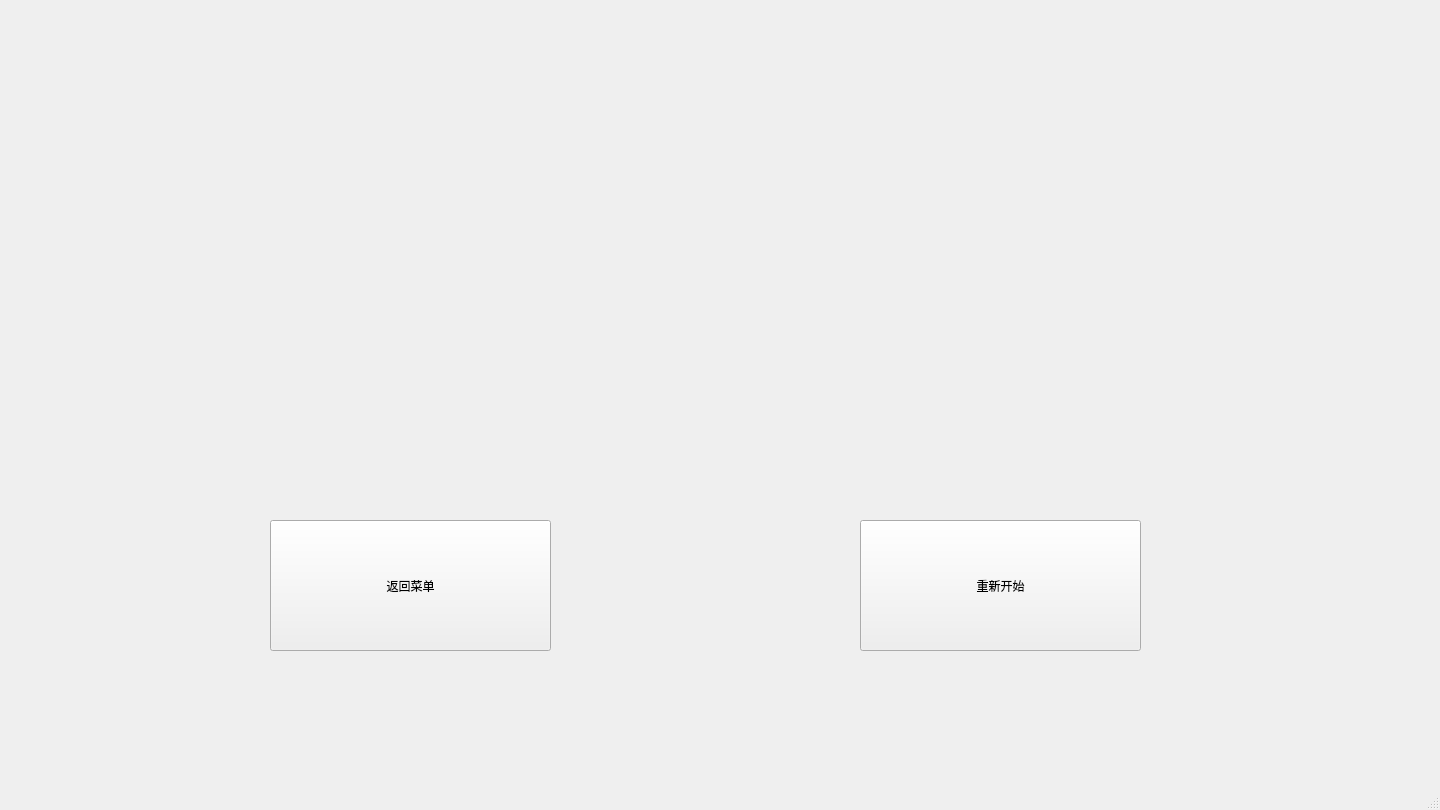
The window that tank/gameover.ui (AbidHasanZidane/Tank1990) describes before a commit, drawn with Qt 5.
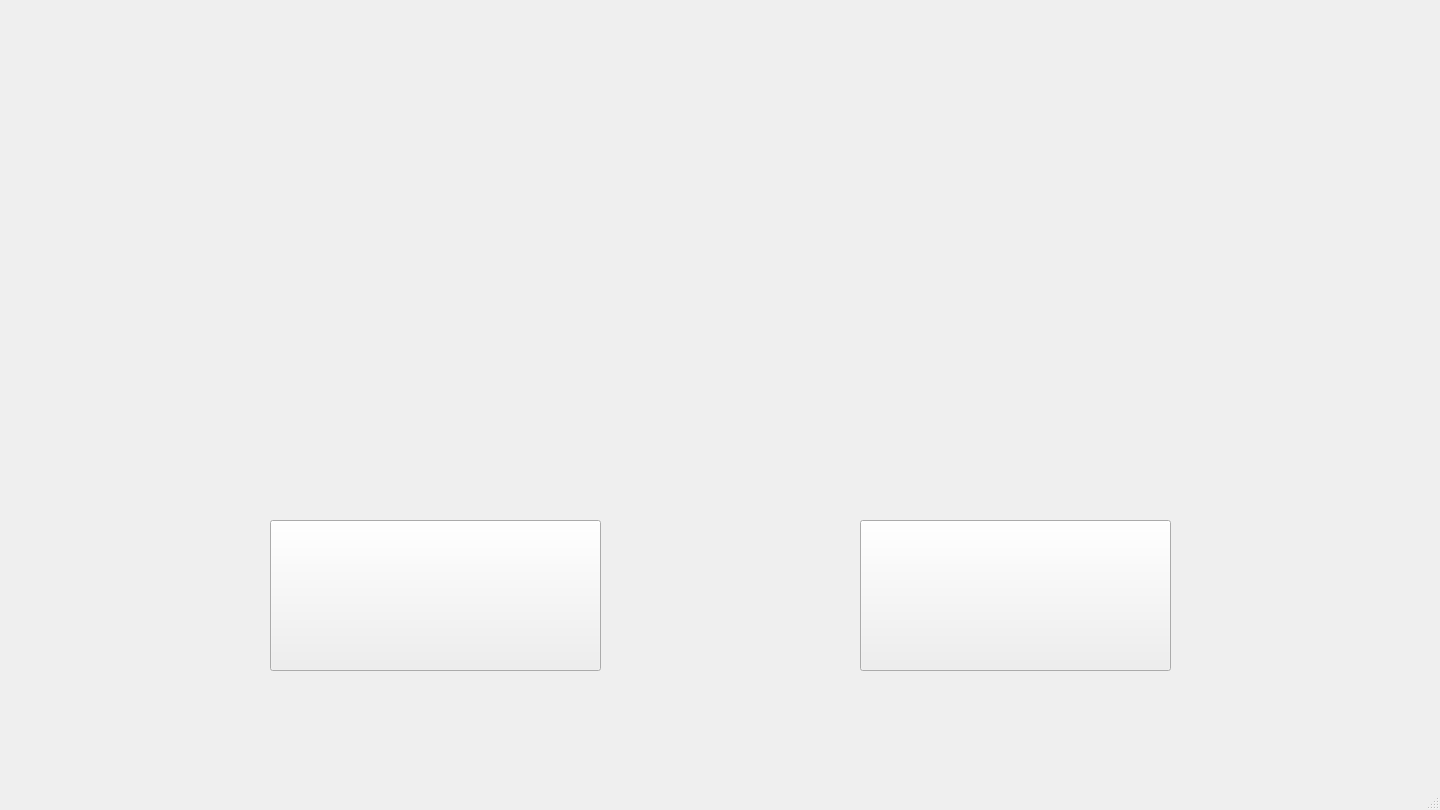
The same window after the commit. Icons and pictures are not drawn.

```diff
--- a/tank/gameover.ui
+++ b/tank/gameover.ui
@@ -17,18 +17,24 @@
    <iconset resource="pic.qrc">
     <normaloff>:/pic/resources/icon.png</normaloff>:/pic/resources/icon.png</iconset>
   </property>
+  <property name="styleSheet">
+   <string notr="true">background-image: url(:/pic/resources/WJKADSKL.png);</string>
+  </property>
   <widget class="QWidget" name="centralwidget">
    <widget class="QPushButton" name="pushButton">
     <property name="geometry">
      <rect>
       <x>270</x>
       <y>520</y>
-      <width>281</width>
-      <height>131</height>
+      <width>331</width>
+      <height>151</height>
      </rect>
     </property>
+    <property name="styleSheet">
+     <string notr="true">image: url(:/pic/resources/MENU.png);</string>
+    </property>
     <property name="text">
-     <string>返回菜单</string>
+     <string/>
     </property>
    </widget>
    <widget class="QPushButton" name="ReTty">
@@ -36,12 +42,15 @@
      <rect>
       <x>860</x>
       <y>520</y>
-      <width>281</width>
-      <height>131</height>
+      <width>311</width>
+      <height>151</height>
      </rect>
     </property>
+    <property name="styleSheet">
+     <string notr="true">image: url(:/pic/resources/RESTART.png);</string>
+    </property>
     <property name="text">
-     <string>重新开始</string>
+     <string/>
     </property>
    </widget>
   </widget>
```
Left out of the diff: 10 changed lines with no effect on the pictures.
